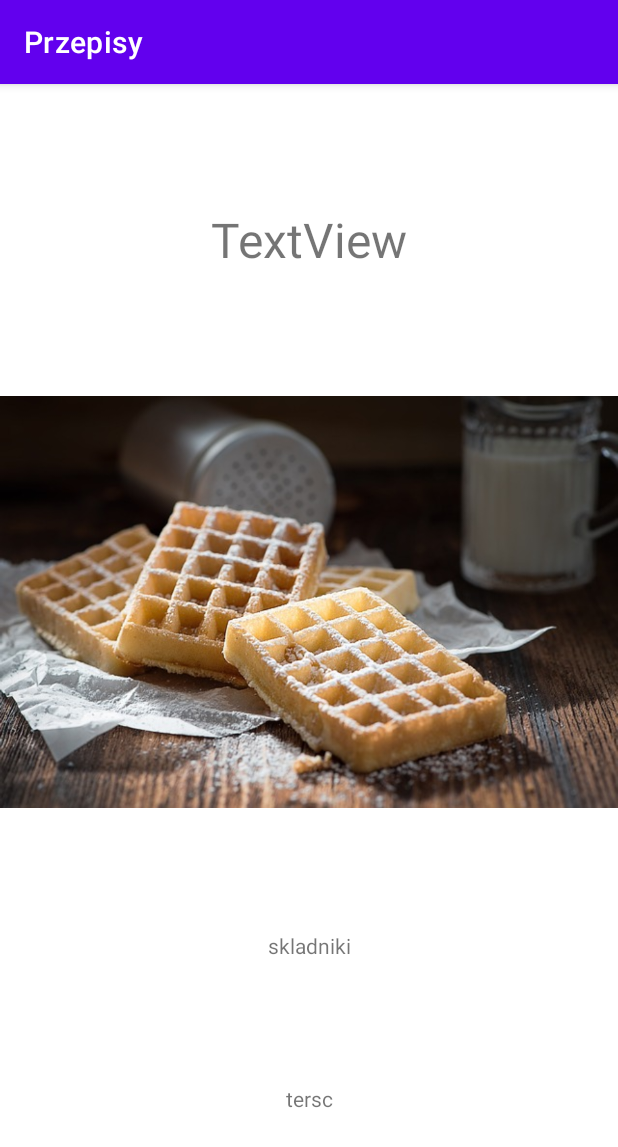
After one commit to markup54/przepisy3A_2023, an Android app: the PrzepisActivity screen opened directly, with no data from a screen before it, on a phone screen of 412 x 824 dp. The commit adds this screen. Shown: the top 1147 px of the screen. Run offline under Robolectric (Android 15) with nearby library versions, the phone set to English and light mode, and no system bars.

Commit message:
blednie wyswietlana trzecia aktywnosc

```diff
--- a/app/src/main/AndroidManifest.xml
+++ b/app/src/main/AndroidManifest.xml
@@ -12,6 +12,13 @@
         android:supportsRtl="true"
         android:theme="@style/Theme.Przepisy3a"
         tools:targetApi="31">
+        <activity
+            android:name=".PrzepisActivity"
+            android:exported="false">
+            <meta-data
+                android:name="android.app.lib_name"
+                android:value="" />
+        </activity>
         <activity
             android:name=".ListaPrzepisowActivity"
             android:exported="false">
--- a/app/src/main/java/pl/zabrze/zs10/przepisy3a/ListaPrzepisowActivity.java
+++ b/app/src/main/java/pl/zabrze/zs10/przepisy3a/ListaPrzepisowActivity.java
@@ -2,7 +2,10 @@ package pl.zabrze.zs10.przepisy3a;
 
 import androidx.appcompat.app.AppCompatActivity;
 
+import android.content.Intent;
 import android.os.Bundle;
+import android.view.View;
+import android.widget.AdapterView;
 import android.widget.ArrayAdapter;
 import android.widget.ListView;
 import android.widget.TextView;
@@ -28,5 +31,18 @@ public class ListaPrzepisowActivity extends AppCompatActivity {
                 android.R.layout.simple_list_item_1,
                 wybranePrzepisy);
         listView.setAdapter(arrayAdapter);
+        listView.setOnItemClickListener(
+                new AdapterView.OnItemClickListener() {
+                    @Override
+                    public void onItemClick(AdapterView<?> adapterView, View view, int i, long l) {
+                        Intent intent = new Intent(ListaPrzepisowActivity.this,PrzepisActivity.class);
+                        Przepis przepis = wybranePrzepisy.get(i);
+                        int id = przepis.getId();
+                        intent.putExtra("ID",id);
+                        //przekazac który przepis
+                        startActivity(intent);
+                    }
+                }
+        );
     }
 }
--- a/app/src/main/java/pl/zabrze/zs10/przepisy3a/Przepis.java
+++ b/app/src/main/java/pl/zabrze/zs10/przepisy3a/Przepis.java
@@ -6,6 +6,8 @@ public class Przepis {
     private int idObrazka;
     private String skladniki;
     private String tresc;
+    private int id;
+    private static int ile =0 ;
 
     public Przepis(String nazwa,
                    String kategoria,
@@ -17,6 +19,13 @@ public class Przepis {
         this.idObrazka = idObrazka;
         this.skladniki = skladniki;
         this.tresc = tresc;
+        id=ile;
+        ile++;
+
+    }
+
+    public int getId() {
+        return id;
     }
 
     @Override
--- /dev/null
+++ b/app/src/main/java/pl/zabrze/zs10/przepisy3a/PrzepisActivity.java
@@ -0,0 +1,22 @@
+package pl.zabrze.zs10.przepisy3a;
+
+import androidx.appcompat.app.AppCompatActivity;
+
+import android.os.Bundle;
+import android.widget.Toast;
+
+import java.util.ArrayList;
+
+public class PrzepisActivity extends AppCompatActivity {
+
+    @Override
+    protected void onCreate(Bundle savedInstanceState) {
+        super.onCreate(savedInstanceState);
+        setContentView(R.layout.activity_przepis);
+        int id = getIntent().getIntExtra("NR",0);
+        RepozytoriumPrzepisow repozytoriumPrzepisow = new RepozytoriumPrzepisow();
+        Przepis przepis = repozytoriumPrzepisow.getPrzepisy().get(id);
+        Toast.makeText(this, przepis.toString(), Toast.LENGTH_SHORT).show();
+
+    }
+}
--- a/app/src/main/java/pl/zabrze/zs10/przepisy3a/RepozytoriumPrzepisow.java
+++ b/app/src/main/java/pl/zabrze/zs10/przepisy3a/RepozytoriumPrzepisow.java
@@ -7,6 +7,10 @@ public class RepozytoriumPrzepisow {
 
     public RepozytoriumPrzepisow() {
         wstawPrzepisy();
+    }
+
+    public ArrayList<Przepis> getPrzepisy() {
+        return przepisy;
     }
 
     public  ArrayList<Przepis> wstawPrzepisy(){
--- /dev/null
+++ b/app/src/main/res/layout/activity_przepis.xml
@@ -0,0 +1,50 @@
+<?xml version="1.0" encoding="utf-8"?>
+<androidx.constraintlayout.widget.ConstraintLayout xmlns:android="http://schemas.android.com/apk/res/android"
+    xmlns:app="http://schemas.android.com/apk/res-auto"
+    xmlns:tools="http://schemas.android.com/tools"
+    android:layout_width="match_parent"
+    android:layout_height="match_parent"
+    tools:context=".PrzepisActivity">
+
+    <TextView
+        android:id="@+id/textView3"
+        android:layout_width="wrap_content"
+        android:layout_height="wrap_content"
+        android:text="TextView"
+        app:layout_constraintTop_toTopOf="parent"
+        app:layout_constraintBottom_toTopOf="@id/imageView"
+        app:layout_constraintStart_toStartOf="parent"
+        android:textSize="32sp"
+        app:layout_constraintEnd_toEndOf="parent"/>
+
+    <ImageView
+        android:id="@+id/imageView"
+        android:layout_width="wrap_content"
+        android:layout_height="wrap_content"
+        app:layout_constraintStart_toStartOf="parent"
+        app:layout_constraintEnd_toEndOf="parent"
+        app:layout_constraintBottom_toTopOf="@id/textView4"
+        app:layout_constraintTop_toBottomOf="@id/textView3"
+        android:adjustViewBounds="true"
+        app:srcCompat="@drawable/gofry" />
+
+    <TextView
+        android:id="@+id/textView4"
+        android:layout_width="wrap_content"
+        android:layout_height="wrap_content"
+        android:text="skladniki"
+        app:layout_constraintStart_toStartOf="parent"
+       app:layout_constraintEnd_toEndOf="parent"
+        app:layout_constraintTop_toBottomOf="@id/imageView"
+        app:layout_constraintBottom_toTopOf="@id/textView5"/>
+
+    <TextView
+        android:id="@+id/textView5"
+        android:layout_width="wrap_content"
+        android:layout_height="wrap_content"
+        android:text="tersc"
+        app:layout_constraintStart_toStartOf="parent"
+        app:layout_constraintEnd_toEndOf="parent"
+        app:layout_constraintTop_toBottomOf="@id/textView4"
+        app:layout_constraintBottom_toBottomOf="parent"/>
+</androidx.constraintlayout.widget.ConstraintLayout>
```
